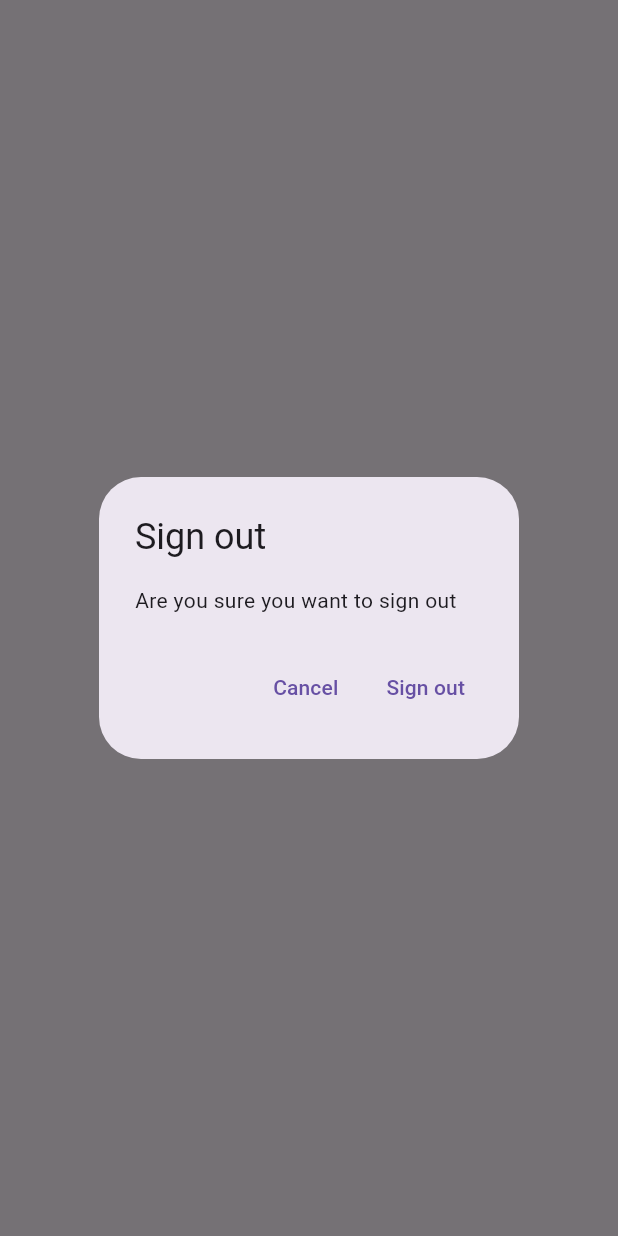
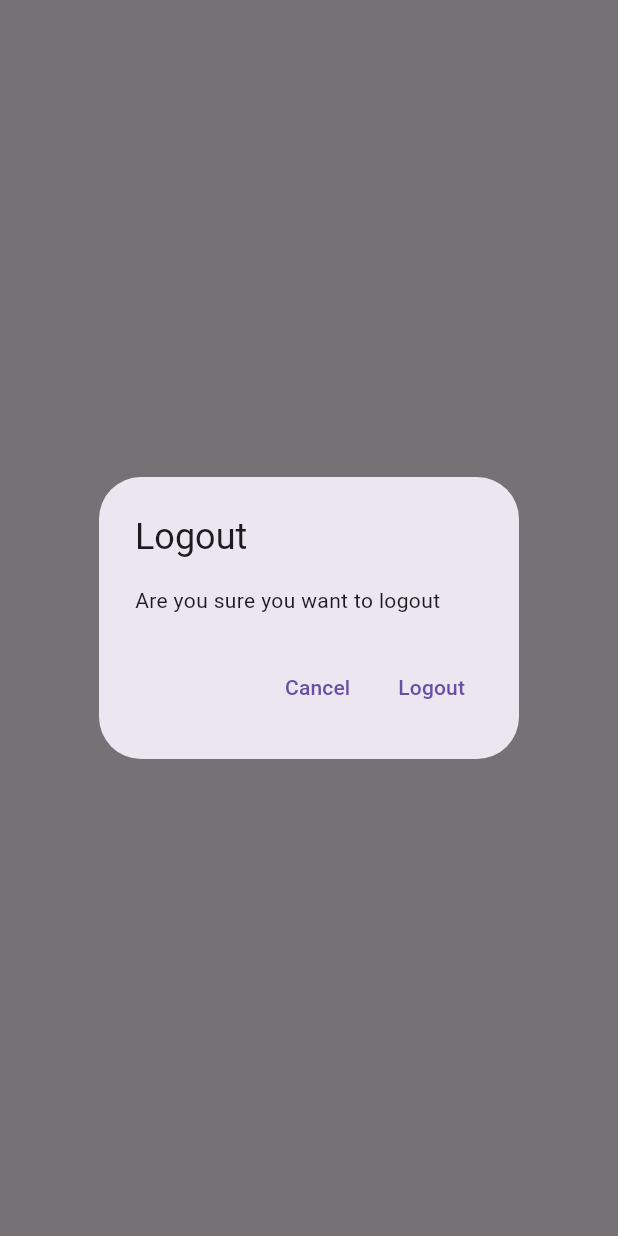
Before and after one commit to KhoaDan9/flutter_firebase, a Flutter app: what showLogoutDialog() shows on an empty page, opened directly, on a phone screen of 412 x 824 dp. Run offline on Flutter 3.47's test engine with Material 3 defaults, Android fonts, the phone set to English and light mode, and no system bars; our stand-ins replace firebase_auth, firebase_core, sqflite; accounts and stored records are empty; network calls fail.

Commit message:
delete note

```diff
--- a/lib/views/login_view.dart
+++ b/lib/views/login_view.dart
@@ -1,7 +1,7 @@
 import 'package:firebase/constants/routes.dart';
 import 'package:firebase/services/auth/auth_exceptions.dart';
 import 'package:firebase/services/auth/auth_service.dart';
-import 'package:firebase/views/utilities/show_error_dialog.dart';
+import 'package:firebase/views/utilities/dialogs/error_dialog.dart';
 import 'package:flutter/material.dart';
 
 class LoginView extends StatefulWidget {
--- a/lib/views/notes/notes_view.dart
+++ b/lib/views/notes/notes_view.dart
@@ -2,6 +2,8 @@ import 'package:firebase/constants/routes.dart';
 import 'package:firebase/enums/menu_action.dart';
 import 'package:firebase/services/auth/auth_service.dart';
 import 'package:firebase/services/crud/notes_service.dart';
+import 'package:firebase/views/notes/notes_list_view.dart';
+import 'package:firebase/views/utilities/dialogs/logout_dialog.dart';
 import 'package:flutter/material.dart';
 
 class NotesView extends StatefulWidget {
@@ -71,19 +73,13 @@ class _NotesViewState extends State<NotesView> {
                     case ConnectionState.active:
                       if (snapshot.hasData) {
                         final allNotes = snapshot.data as List<DatabaseNote>;
-                        return ListView.builder(
-                          itemCount: allNotes.length,
-                          itemBuilder: (context, index) {
-                            final note = allNotes[index];
-                            return ListTile(
-                              title: Text(
-                                note.text,
-                                softWrap: true,
-                                overflow: TextOverflow.ellipsis,
-                              ),
-                            );
-                          },
-                        );
+                        print(allNotes);
+
+                        return NotesListView(
+                            listNotes: allNotes,
+                            onDeleteNote: (note) async {
+                              await _noteService.deleteNote(id: note.id);
+                            });
                       } else {
                         return const CircularProgressIndicator();
                       }
@@ -101,29 +97,3 @@ class _NotesViewState extends State<NotesView> {
     );
   }
 }
-
-Future<bool> showLogoutDialog(BuildContext context) {
-  return showDialog<bool>(
-    context: context,
-    builder: (context) {
-      return AlertDialog(
-        title: const Text('Sign out'),
-        content: const Text('Are you sure you want to sign out'),
-        actions: [
-          TextButton(
-            onPressed: () {
-              Navigator.of(context).pop(false);
-            },
-            child: const Text('Cancel'),
-          ),
-          TextButton(
-            onPressed: () {
-              Navigator.of(context).pop(true);
-            },
-            child: const Text('Sign out'),
-          ),
-        ],
-      );
-    },
-  ).then((value) => value ?? false);
-}
--- a/lib/views/register_view.dart
+++ b/lib/views/register_view.dart
@@ -1,7 +1,7 @@
 import 'package:firebase/constants/routes.dart';
 import 'package:firebase/services/auth/auth_exceptions.dart';
 import 'package:firebase/services/auth/auth_service.dart';
-import 'package:firebase/views/utilities/show_error_dialog.dart';
+import 'package:firebase/views/utilities/dialogs/error_dialog.dart';
 import 'package:flutter/material.dart';
 
 class RegisterView extends StatefulWidget {
--- /dev/null
+++ b/lib/views/utilities/dialogs/generic_dialog.dart
@@ -0,0 +1,34 @@
+import 'package:flutter/material.dart';
+
+typedef DialogOptionsBuilder<T> = Map<String, T?> Function();
+
+Future<T?> showGenericDialog<T>({
+  required BuildContext context,
+  required String title,
+  required String content,
+  required DialogOptionsBuilder optionsBuilder,
+}) {
+  final options = optionsBuilder();
+  return showDialog<T>(
+    context: context,
+    builder: (context) {
+      return AlertDialog(
+        title: Text(title),
+        content: Text(content),
+        actions: options.keys.map((optionTitle) {
+          final value = options[optionTitle];
+          return TextButton(
+            onPressed: () {
+              if (value != null) {
+                Navigator.of(context).pop(value);
+              } else {
+                Navigator.of(context).pop();
+              }
+            },
+            child: Text(optionTitle),
+          );
+        }).toList(),
+      );
+    },
+  );
+}
--- /dev/null
+++ b/lib/views/utilities/dialogs/logout_dialog.dart
@@ -0,0 +1,14 @@
+import 'package:firebase/views/utilities/dialogs/generic_dialog.dart';
+import 'package:flutter/material.dart';
+
+Future<bool> showLogoutDialog(BuildContext context) {
+  return showGenericDialog<bool>(
+    context: context,
+    title: 'Logout',
+    content: 'Are you sure you want to logout',
+    optionsBuilder: () => {
+      'Cancel': false,
+      'Logout': true,
+    },
+  ).then((value) => value ?? false);
+}
```
Also changed, not shown: lib/services/crud/notes_service.dart (+8 -4 lines), lib/views/notes/notes_list_view.dart (added, +43 -0 lines), lib/views/utilities/dialogs/delete_dialog.dart (added, +14 -0 lines), lib/views/utilities/dialogs/error_dialog.dart (added, +16 -0 lines), lib/views/utilities/show_error_dialog.dart (deleted, +0 -24 lines).
